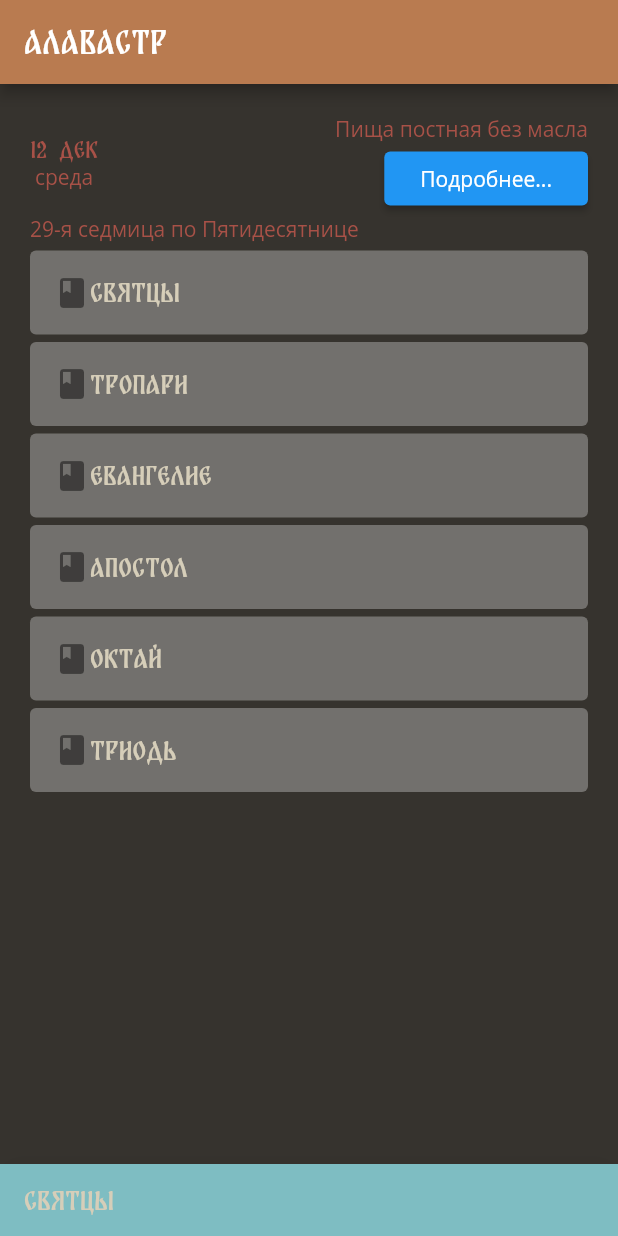
After one commit to Ivan1992/falavastr, a Flutter app: the screen it shows after launch, on a phone screen of 412 x 824 dp. The commit adds this screen. Run offline on Flutter 3.47's test engine with Material 2 defaults, Android fonts, the phone set to English and light mode, and no system bars; statements that could not run were skipped.

Commit message:
Backdrop example

```diff
--- /dev/null
+++ b/lib/backdrop.dart
@@ -0,0 +1,219 @@
+// Copyright 2018 The Chromium Authors. All rights reserved.
+// Use of this source code is governed by a BSD-style license that can be
+// found in the LICENSE file.
+
+// Adapted from
+// https://github.com/flutter/udacity-course/blob/master/unit_converter/unit_converter/lib/backdrop.dart
+
+import 'dart:math' as math;
+
+import 'package:flutter/material.dart';
+import 'package:meta/meta.dart';
+
+const _kFlingVelocity = 2.0;
+
+class _BackdropPanel extends StatelessWidget {
+  const _BackdropPanel({
+    Key key,
+    this.onTap,
+    this.onVerticalDragUpdate,
+    this.onVerticalDragEnd,
+    this.title,
+    this.child,
+    this.titleHeight,
+    this.padding,
+  }) : super(key: key);
+
+  final VoidCallback onTap;
+  final GestureDragUpdateCallback onVerticalDragUpdate;
+  final GestureDragEndCallback onVerticalDragEnd;
+  final Widget title;
+  final Widget child;
+  final double titleHeight;
+  final EdgeInsets padding;
+
+  @override
+  Widget build(BuildContext context) {
+    return Padding(
+      padding: padding,
+      child: Material(
+        elevation: 12.0,
+        borderRadius: BorderRadius.only(
+          topLeft: Radius.circular(16.0),
+          topRight: Radius.circular(16.0),
+        ),
+        child: Column(
+          crossAxisAlignment: CrossAxisAlignment.stretch,
+          children: <Widget>[
+            GestureDetector(
+              behavior: HitTestBehavior.opaque,
+              onVerticalDragUpdate: onVerticalDragUpdate,
+              onVerticalDragEnd: onVerticalDragEnd,
+              onTap: onTap,
+              child: Container(height: titleHeight, child: title),
+            ),
+            /* Divider(
+              height: 1.0,
+            ), */
+            Expanded(
+              child: child,
+            ),
+          ],
+        ),
+      ),
+    );
+  }
+}
+
+/// Builds a Backdrop.
+///
+/// A Backdrop widget has two panels, front and back. The front panel is shown
+/// by default, and slides down to show the back panel, from which a user
+/// can make a selection. The user can also configure the titles for when the
+/// front or back panel is showing.
+class Backdrop extends StatefulWidget {
+  final Widget frontLayer;
+  final Widget backLayer;
+  final Widget frontHeader;
+  final double frontPanelOpenHeight;
+  final double frontHeaderHeight;
+  final bool frontHeaderVisibleClosed;
+  final EdgeInsets frontPanelPadding;
+  final ValueNotifier<bool> panelVisible;
+
+  Backdrop(
+      {@required this.frontLayer,
+      @required this.backLayer,
+      this.frontPanelOpenHeight = 0.0,
+      this.frontHeaderHeight = 48.0,
+      this.frontPanelPadding = const EdgeInsets.all(0.0),
+      this.frontHeaderVisibleClosed = true,
+      this.panelVisible,
+      this.frontHeader})
+      : assert(frontLayer != null),
+        assert(backLayer != null);
+
+  @override
+  createState() => _BackdropState();
+}
+
+class _BackdropState extends State<Backdrop>
+    with SingleTickerProviderStateMixin {
+  final _backdropKey = GlobalKey(debugLabel: 'Backdrop');
+  AnimationController _controller;
+
+  @override
+  void initState() {
+    super.initState();
+    _controller = AnimationController(
+      duration: Duration(milliseconds: 300),
+      // value of 0 hides the panel; value of 1 fully shows the panel
+      value: (widget.panelVisible?.value ?? true) ? 1.0 : 0.0,
+      vsync: this,
+    );
+
+    // Listen on the toggle value notifier if it's not null
+
+    widget.panelVisible?.addListener(_subscribeToValueNotifier);
+
+    // Ensure that the value notifier is updated when the panel is opened or closed
+    if (widget.panelVisible != null) {
+      _controller.addStatusListener((status) {
+        if (status == AnimationStatus.completed)
+          widget.panelVisible.value = true;
+        else if (status == AnimationStatus.dismissed)
+          widget.panelVisible.value = false;
+      });
+    }
+  }
+
+  void _subscribeToValueNotifier() {
+    if (widget.panelVisible.value != _backdropPanelVisible)
+      _toggleBackdropPanelVisibility();
+  }
+
+  /// Required for resubscribing when hot reload occurs
+  @override
+  void didUpdateWidget(Backdrop oldWidget) {
+    super.didUpdateWidget(oldWidget);
+    oldWidget.panelVisible?.removeListener(_subscribeToValueNotifier);
+    widget.panelVisible?.addListener(_subscribeToValueNotifier);
+  }
+
+  @override
+  void dispose() {
+    _controller.dispose();
+    widget.panelVisible?.dispose();
+    super.dispose();
+  }
+
+  bool get _backdropPanelVisible =>
+      _controller.status == AnimationStatus.completed ||
+      _controller.status == AnimationStatus.forward;
+
+  void _toggleBackdropPanelVisibility() => _controller.fling(
+      velocity: _backdropPanelVisible ? -_kFlingVelocity : _kFlingVelocity);
+
+  double get _backdropHeight {
+    final RenderBox renderBox = _backdropKey.currentContext.findRenderObject();
+    return renderBox.size.height;
+  }
+
+  void _handleDragUpdate(DragUpdateDetails details) {
+    if (!_controller.isAnimating)
+      _controller.value -= details.primaryDelta / _backdropHeight;
+  }
+
+  void _handleDragEnd(DragEndDetails details) {
+    if (_controller.isAnimating ||
+        _controller.status == AnimationStatus.completed) return;
+
+    final double flingVelocity =
+        details.velocity.pixelsPerSecond.dy / _backdropHeight;
+    if (flingVelocity < 0.0)
+      _controller.fling(velocity: math.max(_kFlingVelocity, -flingVelocity));
+    else if (flingVelocity > 0.0)
+      _controller.fling(velocity: math.min(-_kFlingVelocity, -flingVelocity));
+    else
+      _controller.fling(
+          velocity:
+              _controller.value < 0.5 ? -_kFlingVelocity : _kFlingVelocity);
+  }
+
+  @override
+  Widget build(BuildContext context) {
+    return LayoutBuilder(builder: (context, constraints) {
+      final panelSize = constraints.biggest;
+      final closedPercentage = widget.frontHeaderVisibleClosed
+          ? (panelSize.height - widget.frontHeaderHeight) / panelSize.height
+          : 1.0;
+      final openPercentage = widget.frontPanelOpenHeight / panelSize.height;
+
+      final panelDetailsPosition = Tween<Offset>(
+        begin: Offset(0.0, closedPercentage),
+        end: Offset(0.0, openPercentage),
+      ).animate(_controller.view);
+
+      return Container(
+        key: _backdropKey,
+        child: Stack(
+          children: <Widget>[
+            widget.backLayer,
+            SlideTransition(
+              position: panelDetailsPosition,
+              child: _BackdropPanel(
+                onTap: _toggleBackdropPanelVisibility,
+                onVerticalDragUpdate: _handleDragUpdate,
+                onVerticalDragEnd: _handleDragEnd,
+                title: widget.frontHeader,
+                titleHeight: widget.frontHeaderHeight,
+                child: widget.frontLayer,
+                padding: widget.frontPanelPadding,
+              ),
+            ),
+          ],
+        ),
+      );
+    });
+  }
+}
--- /dev/null
+++ b/lib/complex_example.dart
@@ -0,0 +1,284 @@
+// Copyright 2018 The Chromium Authors. All rights reserved.
+// Use of this source code is governed by a BSD-style license that can be
+// found in the LICENSE file.
+
+import 'package:falavastr/cstext.dart';
+import 'package:flutter/material.dart';
+import 'package:scoped_model/scoped_model.dart';
+import 'backdrop.dart';
+
+/// tracks what can be displayed in the front panel
+enum FrontPanels { tealPanel, limePanel }
+
+/// Tracks which front panel should be displayed
+class FrontPanelModel extends Model {
+  FrontPanelModel(this._activePanel);
+  FrontPanels _activePanel;
+
+  FrontPanels get activePanelType => _activePanel;
+
+  Widget panelTitle(BuildContext context) {
+    return Container(
+      color: _activePanel == FrontPanels.tealPanel
+          ? Color(0xFF7EBDC2)
+          : Colors.lime,
+      padding: EdgeInsetsDirectional.only(start: 16.0),
+      alignment: AlignmentDirectional.centerStart,
+      child: DefaultTextStyle(
+        style: Theme.of(context).textTheme.subhead,
+        child: _activePanel == FrontPanels.tealPanel
+            ? Text('Святцы')
+            : Text('Lime Panel'),
+      ),
+    );
+  }
+
+  Widget get activePanel =>
+      _activePanel == FrontPanels.tealPanel ? TealPanel() : LimePanel();
+
+  void activate(FrontPanels panel) {
+    _activePanel = panel;
+    notifyListeners();
+  }
+}
+
+class ComplexExample extends StatelessWidget {
+  final AppBar appBar = AppBar(
+    title: Text('Алавастр'),
+  );
+  @override
+  Widget build(BuildContext context) => ScopedModel(
+      model: FrontPanelModel(FrontPanels.tealPanel),
+      child: Scaffold(body: SafeArea(child: Panels(appBar))));
+}
+
+class Panels extends StatelessWidget {
+  final frontPanelVisible = ValueNotifier<bool>(false);
+  final AppBar appBar;
+
+  Panels(this.appBar);
+
+  @override
+  Widget build(BuildContext context) {
+    return ScopedModelDescendant<FrontPanelModel>(
+      builder: (context, _, model) => Backdrop(
+            frontLayer: model.activePanel,
+            backLayer: BackPanel(
+              frontPanelOpen: frontPanelVisible,
+              appBar: appBar,
+            ),
+            frontHeader: model.panelTitle(context),
+            panelVisible: frontPanelVisible,
+            frontPanelOpenHeight: 0.0, //appBar.preferredSize.height, //40.0,
+            frontHeaderHeight: 48.0,
+          ),
+    );
+  }
+}
+
+class TealPanel extends StatelessWidget {
+  @override
+  Widget build(BuildContext context) => Container(
+        color: Colors.white,
+        child: CsText(),
+      );
+}
+
+class LimePanel extends StatelessWidget {
+  @override
+  Widget build(BuildContext context) =>
+      Container(color: Colors.lime, child: Center(child: Text('Lime panel5')));
+}
+
+/// This needs to be a stateful widget in order to display which front panel is open
+class BackPanel extends StatefulWidget {
+  BackPanel({@required this.frontPanelOpen, this.appBar});
+  final ValueNotifier<bool> frontPanelOpen;
+  final AppBar appBar;
+
+  @override
+  createState() => _BackPanelState(appBar);
+}
+
+class _BackPanelState extends State<BackPanel> {
+  bool panelOpen;
+  AppBar appBar;
+
+  _BackPanelState(this.appBar);
+
+  @override
+  initState() {
+    super.initState();
+    panelOpen = widget.frontPanelOpen.value;
+    widget.frontPanelOpen.addListener(_subscribeToValueNotifier);
+  }
+
+  void _subscribeToValueNotifier() => setState(() {
+        panelOpen = widget.frontPanelOpen.value;
+        if (panelOpen) {
+          appBar = null;
+        } else {
+          appBar = AppBar(
+            title: Text("Алавастр"),
+          );
+        }
+      });
+
+  /// Required for resubscribing when hot reload occurs
+  @override
+  void didUpdateWidget(BackPanel oldWidget) {
+    super.didUpdateWidget(oldWidget);
+    oldWidget.frontPanelOpen.removeListener(_subscribeToValueNotifier);
+    widget.frontPanelOpen.addListener(_subscribeToValueNotifier);
+  }
+
+  Widget createMenu(BuildContext context) {
+    List<String> names = [
+      "СВЯТЦЫ",
+      "ТРОПАРИ",
+      "ЕВАНГЕЛИЕ",
+      "АПОСТОЛ",
+      "ОКТАЙ",
+      "ТРИОДЬ"
+    ];
+    TextTheme theme = Theme.of(context).textTheme;
+    return Container(
+      /* padding: EdgeInsets.all(20.0), */
+      child: Padding(
+        padding: EdgeInsets.fromLTRB(20.0, 20.0, 20.0, 0.0),
+        child: Column(
+          crossAxisAlignment: CrossAxisAlignment.start,
+          children: <Widget>[
+            Row(
+              mainAxisAlignment: MainAxisAlignment.spaceBetween,
+              crossAxisAlignment: CrossAxisAlignment.center,
+              children: <Widget>[
+                Column(
+                  mainAxisAlignment: MainAxisAlignment.start,
+                  children: <Widget>[
+                    Text("12 дек",
+                        style: TextStyle(
+                            fontSize: theme.title.fontSize,
+                            color: theme.title.color)),
+                    Text("среда",
+                        style: TextStyle(
+                            fontSize: theme.caption.fontSize,
+                            color: theme.caption.color,
+                            fontFamily: "OpenSans"))
+                  ],
+                ),
+                Column(
+                  crossAxisAlignment: CrossAxisAlignment.end,
+                  children: <Widget>[
+                    Text("Пища постная без масла",
+                        style: TextStyle(fontFamily: "OpenSans")),
+                    RaisedButton(
+                      child: Text("Подробнее...",
+                          style: TextStyle(fontFamily: "OpenSans")),
+                      onPressed: () {},
+                    )
+                  ],
+                )
+              ],
+            ),
+            Text(
+              "29-я седмица по Пятидесятнице",
+              style: TextStyle(fontFamily: "OpenSans"),
+            ),
+            Expanded(
+              child: ListView(
+                children: names
+                    .map<Widget>((name) => Padding(
+                          padding: EdgeInsets.only(top: 5.0),
+                          child: Material(
+                            shape: const RoundedRectangleBorder(
+                                borderRadius:
+                                    BorderRadius.all(Radius.circular(4.0))),
+                            color: Color.lerp(Theme.of(context).backgroundColor,
+                                Colors.white, 0.3),
+                            child: ScopedModelDescendant<FrontPanelModel>(
+                              rebuildOnChange: false,
+                              builder: (context, _, model) => ListTile(
+                                    title: Center(
+                                      child: Row(children: <Widget>[
+                                        Icon(Icons.book),
+                                        Text(name,
+                                          style: TextStyle(
+                                            fontFamily: "Balkara",
+                                          )),
+                                      ],)
+                                    ),
+                                    selected: false,
+                                    onTap: () {
+                                      model.activate(FrontPanels.tealPanel);
+                                      widget.frontPanelOpen.value = true;
+                                    },
+                                  ),
+                            ),
+                          ),
+                        ))
+                    .toList(),
+              ),
+            ),
+          ],
+        ),
+      ),
+    );
+  }
+
+  @override
+  Widget build(BuildContext context) {
+    return Scaffold(
+      appBar: appBar,
+      body: createMenu(context),
+    );
+  }
+
+  Widget buildDefault() {
+    return Column(
+        mainAxisAlignment: MainAxisAlignment.spaceBetween,
+        crossAxisAlignment: CrossAxisAlignment.stretch,
+        children: [
+          Center(
+              child: Padding(
+            padding: const EdgeInsets.only(
+              top: 10.0,
+            ),
+            child: Text('Front panel is ${panelOpen ? "open" : "closed"}'),
+          )),
+          Center(
+              child: ScopedModelDescendant<FrontPanelModel>(
+            rebuildOnChange: false,
+            builder: (context, _, model) => RaisedButton(
+                  color: Colors.teal,
+                  child: Text('show teal panel'),
+                  onPressed: () {
+                    model.activate(FrontPanels.tealPanel);
+                    widget.frontPanelOpen.value = true;
+                  },
+                ),
+          )),
+          Center(
+              child: ScopedModelDescendant<FrontPanelModel>(
+            rebuildOnChange: false,
+            builder: (context, _, model) => RaisedButton(
+                  color: Colors.lime,
+                  child: Text('show lime panel'),
+                  onPressed: () {
+                    model.activate(FrontPanels.limePanel);
+                    widget.frontPanelOpen.value = true;
+                  },
+                ),
+          )),
+          Center(
+              child: RaisedButton(
+            child: Text('show current panel'),
+            onPressed: () {
+              widget.frontPanelOpen.value = true;
+            },
+          )),
+          // will not be seen; covered by front panel
+          Center(child: Text('Bottom of Panel')),
+        ]);
+  }
+}
--- a/lib/main.dart
+++ b/lib/main.dart
@@ -1,26 +1,42 @@
+import 'package:falavastr/complex_example.dart';
 import 'package:flutter/material.dart';
 import 'toolbar.dart';
+import 'package:flutter/services.dart';
 
-void main() => runApp(new MyApp());
+void main() => runApp(MyApp());
 
 class MyApp extends StatelessWidget {
   // This widget is the root of your application.
   @override
   Widget build(BuildContext context) {
-    return new MaterialApp(
-      title: 'Flutter Demo',
-      theme: new ThemeData(
-        // This is the theme of your application.
-        //
-        // Try running your application with "flutter run". You'll see the
-        // application has a blue toolbar. Then, without quitting the app, try
-        // changing the primarySwatch below to Colors.green and then invoke
-        // "hot reload" (press "r" in the console where you ran "flutter run",
-        // or press Run > Flutter Hot Reload in IntelliJ). Notice that the
-        // counter didn't reset back to zero; the application is not restarted.
-        primarySwatch: Colors.blue,
-      ),
-      home: MainCollapsingToolbar(),
+    SystemChrome.setSystemUIOverlayStyle(SystemUiOverlayStyle.dark.copyWith(
+      statusBarColor: Color(0xFFb97b50), //or set color with: Color(0xFF0000FF)
+    ));
+    return MaterialApp(
+      title: 'Алавастр2',
+      theme: ThemeData(
+          fontFamily: "Balkara",
+          //primarySwatch: Colors.blue,
+          backgroundColor: Color(0xFF36332e),
+          primaryColor: Color(0xFFb97b50),
+          secondaryHeaderColor: Color(0xFFEFE6DD),
+          buttonColor: Color(0xFF4c7e7a),
+          buttonTheme: ButtonThemeData(
+            textTheme: ButtonTextTheme.primary
+          ),
+          accentColor: Color(0xFFBB4430),
+          canvasColor: Color(0xFF36332e),
+          scaffoldBackgroundColor: Color(0xFF36332e),
+          bottomAppBarColor: Color(0xFF7EBDC2),
+          textTheme: TextTheme(
+            headline: TextStyle(color: Color(0xFFa85147)),
+            caption: TextStyle(color: Color(0xFFa85147)),
+            body1: TextStyle(color: Color(0xFFa85147)),
+            body2: TextStyle(color: Color(0xFFa85147)),
+            title: TextStyle(color: Color(0xFFa85147)),
+            subhead: TextStyle(color: Color(0xFFd6ceb9)),
+          )),
+      home: ComplexExample(), //MainCollapsingToolbar(),
     );
   }
 }
```
Also changed, not shown: lib/toolbar.dart (+1 -47 lines), pubspec.yaml (+10 -1 lines), lib/fonts/Balkara.ttf (added), lib/fonts/OpenSans-Bold.ttf (added), lib/fonts/OpenSans-Italic.ttf (added), lib/fonts/OpenSans-Light.ttf (added), lib/fonts/OpenSans-Regular.ttf (added), pubspec.lock.
